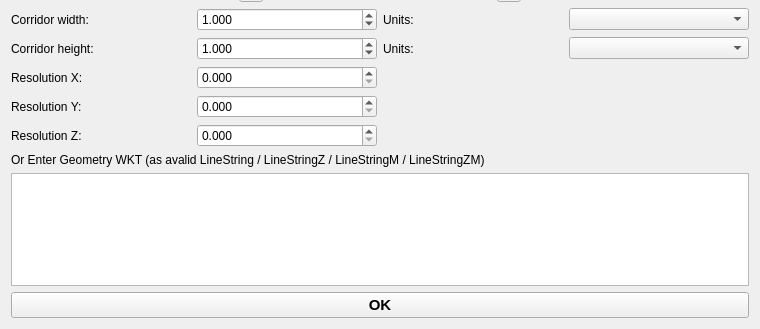
The window that edr_plugin/gui/ui/query_corridor.ui (MetOffice/qgis-plugin-edr) describes before a commit, drawn with Qt 5; both pictures show x 0 to 760 and y 335 to 664 of the 760 by 664 pixel window.
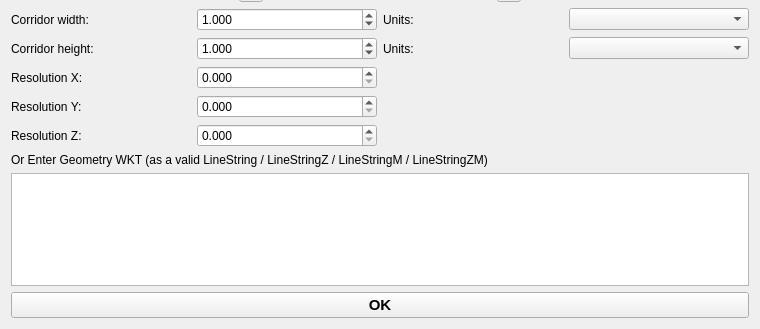
The same window after the commit. Custom widgets are drawn as their Qt base class.

What changed in the file:
```diff
--- a/edr_plugin/gui/ui/query_corridor.ui
+++ b/edr_plugin/gui/ui/query_corridor.ui
@@ -252,7 +252,7 @@
       </font>
      </property>
      <property name="text">
-      <string>Or Enter Geometry WKT (as avalid LineString / LineStringZ / LineStringM / LineStringZM) </string>
+      <string>Or Enter Geometry WKT (as a valid LineString / LineStringZ / LineStringM / LineStringZM) </string>
      </property>
     </widget>
    </item>
```
